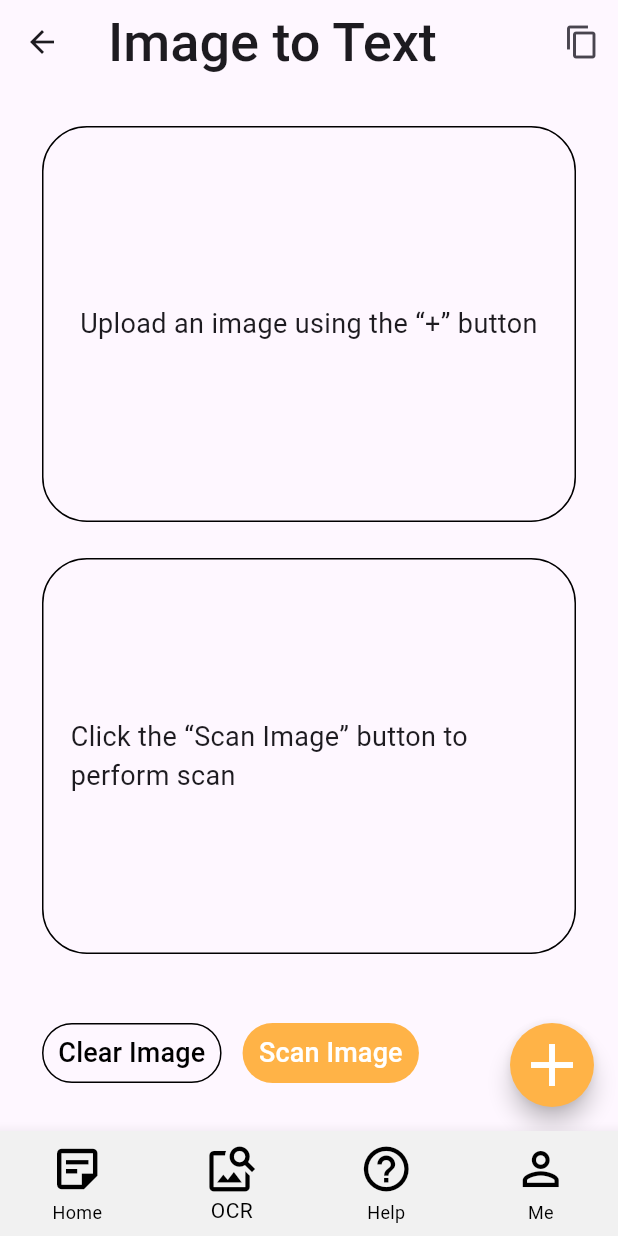
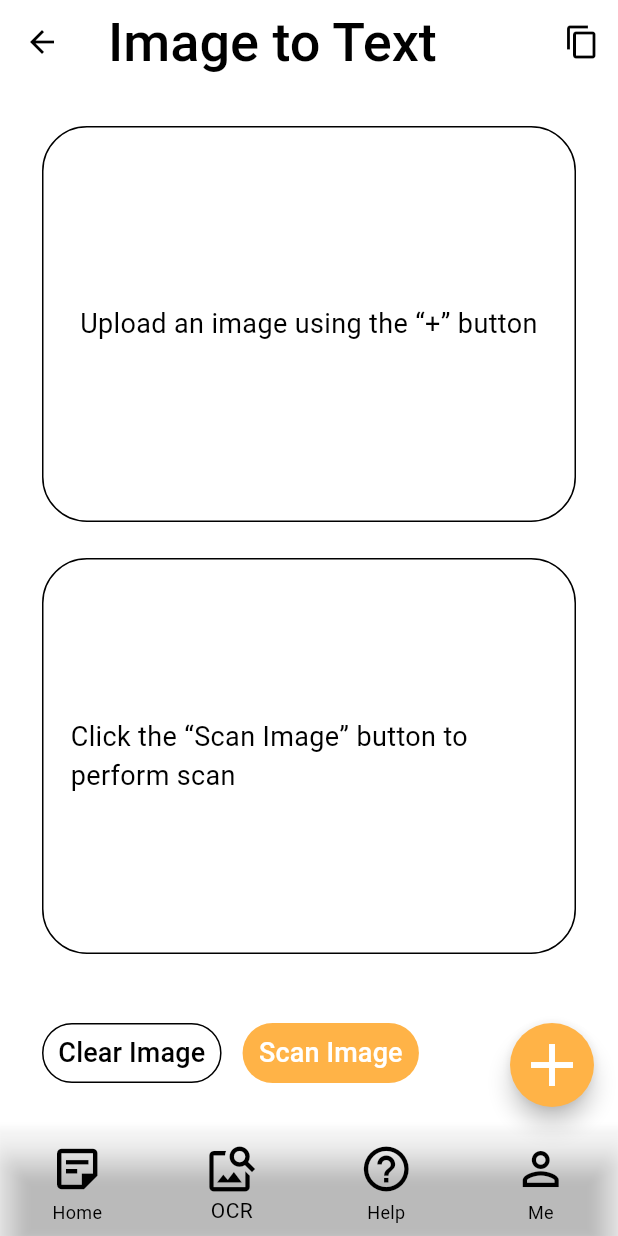
Before and after one commit to USardorB/habits_note_project, a Flutter app: the HomePage screen opened directly, item 2 of the bottom bar chosen, on a phone screen of 412 x 824 dp. Run offline on Flutter 3.47's test engine with Material 3 defaults, Android fonts, the phone set to English and light mode, and no system bars; our stand-ins replace flutter_svg, image_picker; missing offline and left inert: google_mlkit_text_recognition.

Commit message:
basic dark mode

```diff
--- a/lib/app.dart
+++ b/lib/app.dart
@@ -1,5 +1,6 @@
 import 'package:flutter/material.dart';
 import 'package:flutter_application_1/habit_note/onboarding/onboarding_view.dart';
+import 'package:flutter_application_1/theme/dark_theme.dart';
 import 'package:flutter_application_1/theme/light_theme.dart';
 
 class HabitNoteApp extends StatelessWidget {
@@ -11,8 +12,8 @@ class HabitNoteApp extends StatelessWidget {
       title: 'HaBIT Note',
       home: const RootPage(),
       debugShowCheckedModeBanner: false,
-      themeMode: ThemeMode.light,
-      // darkTheme: darkTheme,
+      themeMode: ThemeMode.system,
+      darkTheme: darkTheme,
       theme: lightTheme,
     );
   }
--- a/lib/habit_note/auth/forgot_password/forgot_password_view.dart
+++ b/lib/habit_note/auth/forgot_password/forgot_password_view.dart
@@ -31,10 +31,8 @@ class _ForgotPasswordViewState extends State<ForgotPasswordView> {
   @override
   Widget build(BuildContext context) {
     return Scaffold(
-      backgroundColor: bgColor,
       appBar: AppBar(
         title: const Text('Forgot Password'),
-        backgroundColor: bgColor,
       ),
       body: Padding(
         padding: const EdgeInsets.symmetric(horizontal: 36, vertical: 18),
--- a/lib/habit_note/auth/login/login_view.dart
+++ b/lib/habit_note/auth/login/login_view.dart
@@ -37,10 +37,8 @@ class _LogInViewState extends State<LogInView> {
   @override
   Widget build(BuildContext context) {
     return Scaffold(
-      backgroundColor: bgColor,
       appBar: AppBar(
         title: const Text('Log In'),
-        backgroundColor: bgColor,
       ),
       body: Padding(
         padding: const EdgeInsets.symmetric(horizontal: 36, vertical: 18),
--- a/lib/habit_note/auth/register/register_view.dart
+++ b/lib/habit_note/auth/register/register_view.dart
@@ -43,10 +43,8 @@ class _RegisterViewState extends State<RegisterView> {
   @override
   Widget build(BuildContext context) {
     return Scaffold(
-      backgroundColor: bgColor,
       appBar: AppBar(
         title: const Text('Create Account'),
-        backgroundColor: bgColor,
       ),
       body: Padding(
         padding: const EdgeInsets.symmetric(horizontal: 36, vertical: 18),
--- a/lib/habit_note/home/home_page.dart
+++ b/lib/habit_note/home/home_page.dart
@@ -57,9 +57,10 @@ class _HomePageState extends State<HomePage> {
             ),
           ],
           iconSize: 36,
-          backgroundColor: bgColor,
-          selectedItemColor: Colors.black,
-          unselectedItemColor: Colors.black,
+          backgroundColor:
+              Theme.of(context).colorScheme.secondary.withOpacity(0.01),
+          selectedItemColor: Theme.of(context).colorScheme.onSurface,
+          unselectedItemColor: Theme.of(context).colorScheme.onSurface,
           type: BottomNavigationBarType.fixed,
         ),
       ),
--- /dev/null
+++ b/lib/habit_note/home/ocr_destination/image_placeholder_box.dart
@@ -0,0 +1,43 @@
+import 'dart:async';
+import 'dart:io';
+
+import 'package:flutter/material.dart';
+import 'package:image_picker/image_picker.dart';
+
+class ImagePlaceholderBox extends StatelessWidget {
+  const ImagePlaceholderBox({
+    super.key,
+    required StreamController<XFile?> imageStreamController,
+  }) : _imageStreamController = imageStreamController;
+
+  final StreamController<XFile?> _imageStreamController;
+
+  @override
+  Widget build(BuildContext context) {
+    return Flexible(
+      child: Container(
+        padding: EdgeInsets.all(18),
+        decoration: BoxDecoration(
+          border: Border.all(),
+          borderRadius: BorderRadius.circular(30),
+        ),
+        child: Center(
+          child: StreamBuilder<XFile?>(
+            stream: _imageStreamController.stream,
+            builder: (context, snapshot) {
+              if (snapshot.hasData) {
+                if (snapshot.data != null) {
+                  return Image.file(File(snapshot.data!.path));
+                }
+              }
+              return Text(
+                'Upload an image using the “+” button',
+                textAlign: TextAlign.center,
+              );
+            },
+          ),
+        ),
+      ),
+    );
+  }
+}
--- a/lib/habit_note/home/ocr_destination/ocr_view.dart
+++ b/lib/habit_note/home/ocr_destination/ocr_view.dart
@@ -1,6 +1,4 @@
 import 'dart:async';
-import 'dart:io';
-
 import 'package:flutter/material.dart';
 import 'package:flutter/services.dart';
 import 'package:flutter_application_1/const/colors.dart';
@@ -8,6 +6,8 @@ import 'package:flutter_application_1/dialog/chose_one_option_dialog.dart';
 import 'package:flutter_application_1/enum/option_dialog_type.dart';
 import 'package:flutter_application_1/extension/build_context.dart';
 import 'package:flutter_application_1/extension/sized_box.dart';
+import 'package:flutter_application_1/habit_note/home/ocr_destination/image_placeholder_box.dart';
+import 'package:flutter_application_1/habit_note/home/ocr_destination/text_placeholder_pbox.dart';
 import 'package:google_mlkit_text_recognition/google_mlkit_text_recognition.dart';
 import 'package:image_picker/image_picker.dart';
 
@@ -92,56 +92,9 @@ class _OcrViewState extends State<OcrView> {
         padding: const EdgeInsets.all(28),
         child: Column(
           children: [
-            Flexible(
-              child: Container(
-                padding: EdgeInsets.all(18),
-                decoration: BoxDecoration(
-                  border: Border.all(),
-                  borderRadius: BorderRadius.circular(30),
-                ),
-                child: Center(
-                  child: StreamBuilder<XFile?>(
-                    stream: _imageStreamController.stream,
-                    builder: (context, snapshot) {
-                      if (snapshot.hasData) {
-                        if (snapshot.data != null) {
-                          return Image.file(File(snapshot.data!.path));
-                        }
-                      }
-                      return Text(
-                        'Upload an image using the “+” button',
-                        textAlign: TextAlign.center,
-                      );
-                    },
-                  ),
-                ),
-              ),
-            ),
+            ImagePlaceholderBox(imageStreamController: _imageStreamController),
             24.h,
-            Flexible(
-              child: Container(
-                padding: EdgeInsets.all(18),
-                decoration: BoxDecoration(
-                  border: Border.all(),
-                  borderRadius: BorderRadius.circular(30),
-                ),
-                child: Center(
-                  child: StreamBuilder(
-                    stream: _textStreamController.stream,
-                    builder: (context, snapshot) {
-                      if (snapshot.hasData) {
-                        return SelectableText(
-                          snapshot.data!,
-                        );
-                      }
-                      return Text(
-                        'Click the “Scan Image” button to perform scan',
-                      );
-                    },
-                  ),
-                ),
-              ),
-            ),
+            TextPlaceholderBox(textStreamController: _textStreamController),
             42.h,
             Row(
               children: [
--- /dev/null
+++ b/lib/habit_note/home/ocr_destination/text_placeholder_pbox.dart
@@ -0,0 +1,40 @@
+import 'dart:async';
+
+import 'package:flutter/material.dart';
+
+class TextPlaceholderBox extends StatelessWidget {
+  const TextPlaceholderBox({
+    super.key,
+    required StreamController<String?> textStreamController,
+  }) : _textStreamController = textStreamController;
+
+  final StreamController<String?> _textStreamController;
+
+  @override
+  Widget build(BuildContext context) {
+    return Flexible(
+      child: Container(
+        padding: EdgeInsets.all(18),
+        decoration: BoxDecoration(
+          border: Border.all(),
+          borderRadius: BorderRadius.circular(30),
+        ),
+        child: Center(
+          child: StreamBuilder(
+            stream: _textStreamController.stream,
+            builder: (context, snapshot) {
+              if (snapshot.hasData) {
+                return SelectableText(
+                  snapshot.data!,
+                );
+              }
+              return Text(
+                'Click the “Scan Image” button to perform scan',
+              );
+            },
+          ),
+        ),
+      ),
+    );
+  }
+}
--- a/lib/habit_note/onboarding/onboarding_view.dart
+++ b/lib/habit_note/onboarding/onboarding_view.dart
@@ -50,8 +50,7 @@ class _OnboardingViewState extends State<OnboardingView> {
         if (context.mounted && shouldPop) SystemNavigator.pop(animated: true);
       },
       child: Scaffold(
-        backgroundColor: bgColor,
-        appBar: AppBar(backgroundColor: bgColor),
+        appBar: AppBar(),
         drawer: const OnboardingDrawer(),
         body: Column(
           children: [
@@ -102,7 +101,8 @@ class _OnboardingViewState extends State<OnboardingView> {
               ElevatedButton(
                 onPressed: () => Navigator.push(context, LogInView.route()),
                 style: ElevatedButton.styleFrom(
-                  backgroundColor: secondaryColor,
+                  backgroundColor:
+                      Theme.of(context).colorScheme.secondary.withOpacity(0.1),
                   foregroundColor: primaryColor,
                 ),
                 child: const Text('LOG IN'),
--- a/lib/theme/dark_theme.dart
+++ b/lib/theme/dark_theme.dart
@@ -0,0 +1,41 @@
+import 'package:flutter/material.dart';
+import 'package:flutter_application_1/const/colors.dart';
+import 'package:flutter_application_1/theme/text_theme.dart';
+
+ThemeData darkTheme = ThemeData(
+  appBarTheme: const AppBarTheme(elevation: 0, scrolledUnderElevation: 0),
+  textTheme: textTheme,
+  colorScheme: ColorScheme(
+    brightness: Brightness.dark,
+    primary: primaryColor,
+    onPrimary: Color(0xFF1E1E1E),
+    secondary: Color(0xFF1E1E1E),
+    onSecondary: Color(0xFFE4E4E4),
+    error: Colors.red,
+    onError: Color(0xFF403E3E),
+    surface: Color(0xFF1E1E1E),
+    onSurface: Color(0xFFE4E4E4),
+  ),
+  inputDecorationTheme: InputDecorationTheme(
+    hintStyle: TextStyle(
+      color: inputFieldColor.withOpacity(0.5),
+      fontWeight: FontWeight.w100,
+    ),
+    enabledBorder: OutlineInputBorder(
+      borderSide: BorderSide(color: inputFieldColor.withOpacity(0.5)),
+    ),
+    focusedBorder: const OutlineInputBorder(
+      borderSide: BorderSide(color: primaryColor),
+    ),
+    prefixIconColor: primaryColor,
+    filled: true,
+    fillColor: secondaryColor,
+  ),
+  elevatedButtonTheme: ElevatedButtonThemeData(
+    style: ElevatedButton.styleFrom(
+      foregroundColor: Color(0xFF403E3E).withOpacity(0.9),
+      backgroundColor: primaryColor,
+      fixedSize: const Size(345, 52),
+    ),
+  ),
+);
--- a/lib/theme/light_theme.dart
+++ b/lib/theme/light_theme.dart
@@ -5,6 +5,17 @@ import 'package:flutter_application_1/theme/text_theme.dart';
 ThemeData lightTheme = ThemeData(
   appBarTheme: const AppBarTheme(elevation: 0, scrolledUnderElevation: 0),
   textTheme: textTheme,
+  colorScheme: ColorScheme(
+    brightness: Brightness.light,
+    primary: primaryColor,
+    onPrimary: secondaryColor,
+    secondary: secondaryColor,
+    onSecondary: inputFieldColor,
+    error: Colors.red,
+    onError: secondaryColor,
+    surface: secondaryColor,
+    onSurface: Colors.black,
+  ),
   inputDecorationTheme: InputDecorationTheme(
     hintStyle: TextStyle(
       color: inputFieldColor.withOpacity(0.5),
```
